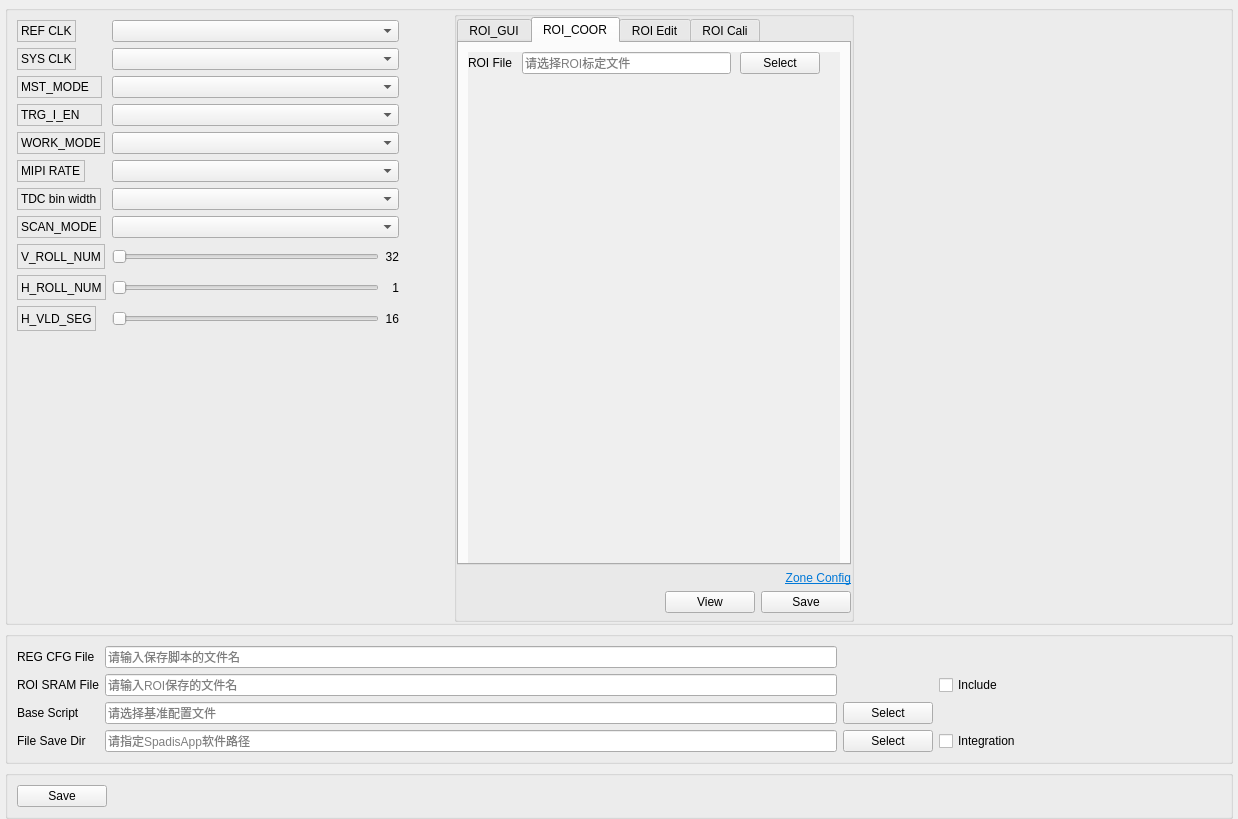
HongGang-Pub/Adaps, file Hawk/HawkGUI_v002/GUI/uis/pages/main_pages.ui: the form before one commit.
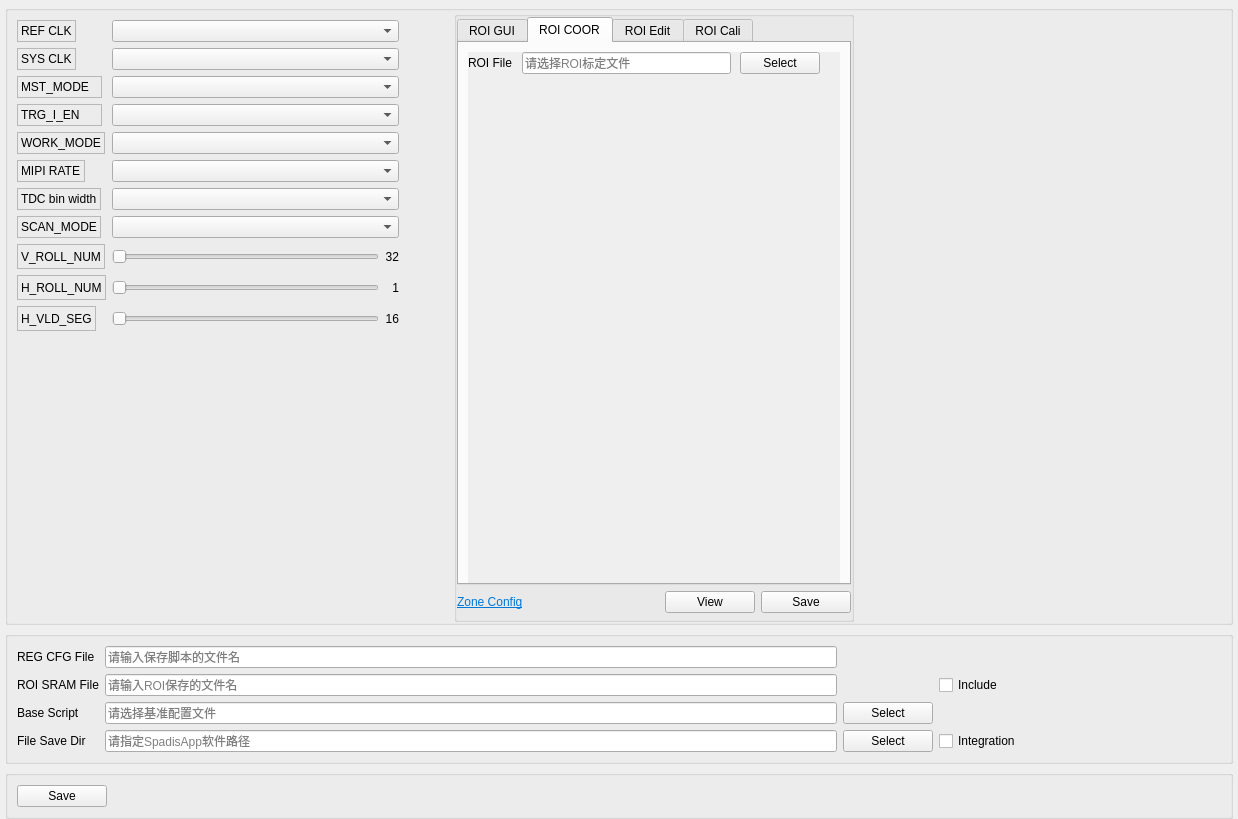
The form after the commit. The open tabs and pages were chosen to show the change. Custom widgets are drawn as their Qt base class.

Diff of the .ui file:
```diff
--- a/Hawk/HawkGUI_v002/GUI/uis/pages/main_pages.ui
+++ b/Hawk/HawkGUI_v002/GUI/uis/pages/main_pages.ui
@@ -797,7 +797,7 @@
                 <string notr="true"/>
                </property>
                <property name="currentIndex">
-                <number>2</number>
+                <number>1</number>
                </property>
                <property name="iconSize">
                 <size>
@@ -807,7 +807,7 @@
                </property>
                <widget class="QWidget" name="Config1byGUI">
                 <attribute name="title">
-                 <string>ROI_GUI</string>
+                 <string>ROI GUI</string>
                 </attribute>
                 <layout class="QVBoxLayout" name="verticalLayout_3">
                  <property name="spacing">
@@ -845,7 +845,7 @@
                       <x>0</x>
                       <y>0</y>
                       <width>374</width>
-                      <height>531</height>
+                      <height>555</height>
                      </rect>
                     </property>
                     <layout class="QFormLayout" name="formLayout">
@@ -1180,7 +1180,7 @@
                </widget>
                <widget class="QWidget" name="Config2byCOOR">
                 <attribute name="title">
-                 <string>ROI_COOR</string>
+                 <string>ROI COOR</string>
                 </attribute>
                 <layout class="QVBoxLayout" name="verticalLayout_4">
                  <property name="rightMargin">
@@ -1209,7 +1209,7 @@
                       <x>0</x>
                       <y>0</y>
                       <width>374</width>
-                      <height>531</height>
+                      <height>555</height>
                      </rect>
                     </property>
                     <layout class="QFormLayout" name="formLayout_4">
@@ -1330,7 +1330,7 @@
                       <x>0</x>
                       <y>0</y>
                       <width>374</width>
-                      <height>531</height>
+                      <height>555</height>
                      </rect>
                     </property>
                     <layout class="QFormLayout" name="formLayout_5">
@@ -1535,7 +1535,7 @@
                       <x>0</x>
                       <y>0</y>
                       <width>374</width>
-                      <height>522</height>
+                      <height>546</height>
                      </rect>
                     </property>
                     <layout class="QFormLayout" name="formLayout_7">
@@ -1993,12 +1993,17 @@
               </widget>
              </item>
              <item>
+              <layout class="QHBoxLayout" name="horizontalLayout_4">
+               <property name="topMargin">
+                <number>0</number>
+               </property>
+               <item>
               <widget class="QLabel" name="ROIZoneConfig">
                <property name="text">
                 <string>&lt;html&gt;&lt;head/&gt;&lt;body&gt;&lt;p&gt;&lt;a href=&quot;https://www.example.com&quot;&gt;&lt;span style=&quot; text-decoration: underline; color:#0078d7;&quot;&gt;Zone Config&lt;/span&gt;&lt;/a&gt;&lt;/p&gt;&lt;/body&gt;&lt;/html&gt;</string>
                </property>
                <property name="alignment">
-                <set>Qt::AlignBottom|Qt::AlignRight|Qt::AlignTrailing</set>
+                  <set>Qt::AlignLeading|Qt::AlignLeft|Qt::AlignVCenter</set>
                </property>
                <property name="margin">
                 <number>0</number>
@@ -2009,11 +2014,6 @@
               </widget>
              </item>
              <item>
-              <layout class="QHBoxLayout" name="horizontalLayout_4">
-               <property name="topMargin">
-                <number>0</number>
-               </property>
-               <item>
                 <spacer name="horizontalSpacer_18">
                  <property name="orientation">
                   <enum>Qt::Horizontal</enum>
@@ -2026,19 +2026,6 @@
                  </property>
                 </spacer>
                </item>
-               <item>
-                <widget class="QPushButton" name="ROISave">
-                 <property name="minimumSize">
-                  <size>
-                   <width>90</width>
-                   <height>0</height>
-                  </size>
-                 </property>
-                 <property name="text">
-                  <string>View</string>
-                 </property>
-                </widget>
-               </item>
                <item>
                 <widget class="QPushButton" name="ROIView">
                  <property name="minimumSize">
@@ -2048,6 +2035,19 @@
                   </size>
                  </property>
                  <property name="text">
+                  <string>View</string>
+                 </property>
+                </widget>
+               </item>
+               <item>
+                <widget class="QPushButton" name="ROISave">
+                 <property name="minimumSize">
+                  <size>
+                   <width>90</width>
+                   <height>0</height>
+                  </size>
+                 </property>
+                 <property name="text">
                   <string>Save</string>
                  </property>
                 </widget>
@@ -3840,7 +3840,7 @@
             <x>0</x>
             <y>0</y>
             <width>233</width>
-            <height>265</height>
+            <height>256</height>
            </rect>
           </property>
           <property name="styleSheet">
```
Lines whose indentation alone changed are shown as unchanged.
